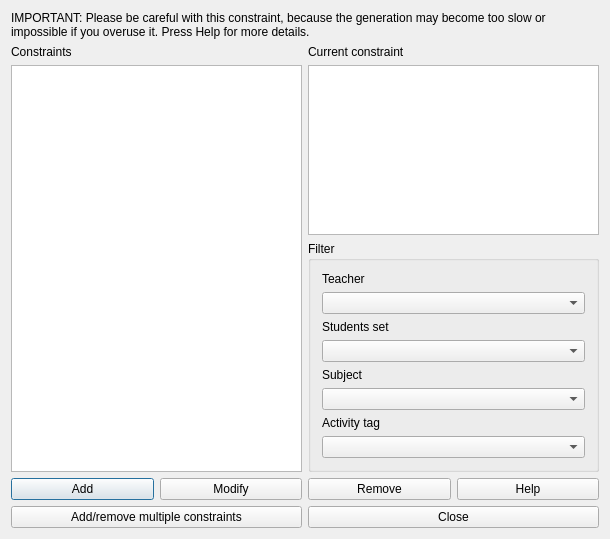
This is fet/src/interface/constraintactivitiesoccupymaxdifferentroomsform_template.ui in vonmecheln/fet as Qt 5 draws it before an edit. The edited form follows.
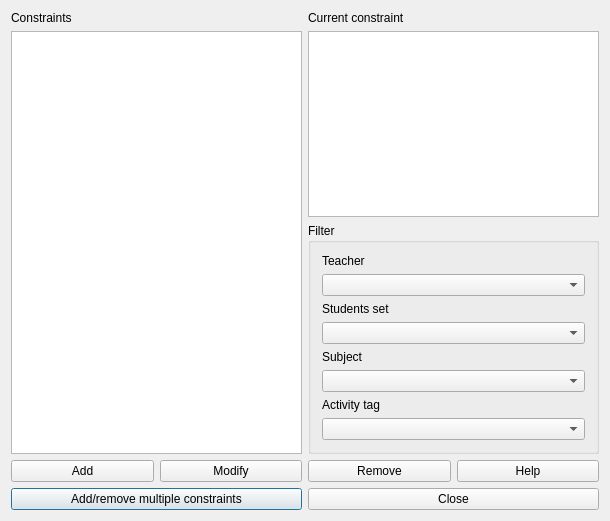
This is the edited form.

Diff of the .ui file:
```diff
--- a/fet/src/interface/constraintactivitiesoccupymaxdifferentroomsform_template.ui
+++ b/fet/src/interface/constraintactivitiesoccupymaxdifferentroomsform_template.ui
@@ -7,30 +7,14 @@
     <x>0</x>
     <y>0</y>
     <width>610</width>
-    <height>539</height>
+    <height>521</height>
    </rect>
   </property>
   <property name="windowTitle">
    <string extracomment="This is the title of the dialog to see the list of all constraints of this type">Constraints activities occupy max different rooms</string>
   </property>
   <layout class="QGridLayout" name="gridLayout_2">
-   <item row="0" column="0" colspan="2">
-    <widget class="QLabel" name="instructionsLabel">
-     <property name="sizePolicy">
-      <sizepolicy hsizetype="Minimum" vsizetype="Minimum">
-       <horstretch>0</horstretch>
-       <verstretch>0</verstretch>
-      </sizepolicy>
-     </property>
-     <property name="text">
-      <string>IMPORTANT: Please be careful with this constraint, because the generation may become too slow or impossible if you overuse it. Press Help for more details.</string>
-     </property>
-     <property name="wordWrap">
-      <bool>true</bool>
-     </property>
-    </widget>
-   </item>
-   <item row="1" column="0">
+   <item row="0" column="0">
     <layout class="QVBoxLayout" name="verticalLayout">
      <item>
       <widget class="QLabel" name="constraintsTextLabel">
@@ -53,7 +37,57 @@
      </item>
     </layout>
    </item>
-   <item row="1" column="1">
+   <item row="2" column="0" colspan="2">
+    <layout class="QHBoxLayout" name="horizontalLayout_2">
+     <item>
+      <widget class="QPushButton" name="addRemoveMultipleConstraintsPushButton">
+       <property name="text">
+        <string>Add/remove multiple constraints</string>
+       </property>
+      </widget>
+     </item>
+     <item>
+      <widget class="QPushButton" name="closePushButton">
+       <property name="text">
+        <string>Close</string>
+       </property>
+      </widget>
+     </item>
+    </layout>
+   </item>
+   <item row="1" column="0" colspan="2">
+    <layout class="QHBoxLayout" name="horizontalLayout">
+     <item>
+      <widget class="QPushButton" name="addConstraintPushButton">
+       <property name="text">
+        <string>Add</string>
+       </property>
+      </widget>
+     </item>
+     <item>
+      <widget class="QPushButton" name="modifyConstraintPushButton">
+       <property name="text">
+        <string>Modify</string>
+       </property>
+      </widget>
+     </item>
+     <item>
+      <widget class="QPushButton" name="removeConstraintPushButton">
+       <property name="text">
+        <string>Remove</string>
+       </property>
+      </widget>
+     </item>
+     <item>
+      <widget class="QPushButton" name="helpPushButton">
+       <property name="text">
+        <string>Help</string>
+       </property>
+      </widget>
+     </item>
+    </layout>
+   </item>
+   <item row="0" column="1">
     <layout class="QVBoxLayout" name="verticalLayout_3">
      <item>
       <layout class="QVBoxLayout" name="verticalLayout_2">
@@ -135,56 +169,6 @@
      </item>
     </layout>
    </item>
-   <item row="2" column="0" colspan="2">
-    <layout class="QHBoxLayout" name="horizontalLayout">
-     <item>
-      <widget class="QPushButton" name="addConstraintPushButton">
-       <property name="text">
-        <string>Add</string>
-       </property>
-      </widget>
-     </item>
-     <item>
-      <widget class="QPushButton" name="modifyConstraintPushButton">
-       <property name="text">
-        <string>Modify</string>
-       </property>
-      </widget>
-     </item>
-     <item>
-      <widget class="QPushButton" name="removeConstraintPushButton">
-       <property name="text">
-        <string>Remove</string>
-       </property>
-      </widget>
-     </item>
-     <item>
-      <widget class="QPushButton" name="helpPushButton">
-       <property name="text">
-        <string>Help</string>
-       </property>
-      </widget>
-     </item>
-    </layout>
-   </item>
-   <item row="3" column="0" colspan="2">
-    <layout class="QHBoxLayout" name="horizontalLayout_2">
-     <item>
-      <widget class="QPushButton" name="addRemoveMultipleConstraintsPushButton">
-       <property name="text">
-        <string>Add/remove multiple constraints</string>
-       </property>
-      </widget>
-     </item>
-     <item>
-      <widget class="QPushButton" name="closePushButton">
-       <property name="text">
-        <string>Close</string>
-       </property>
-      </widget>
-     </item>
-    </layout>
-   </item>
   </layout>
  </widget>
  <layoutdefault spacing="6" margin="11"/>
```
